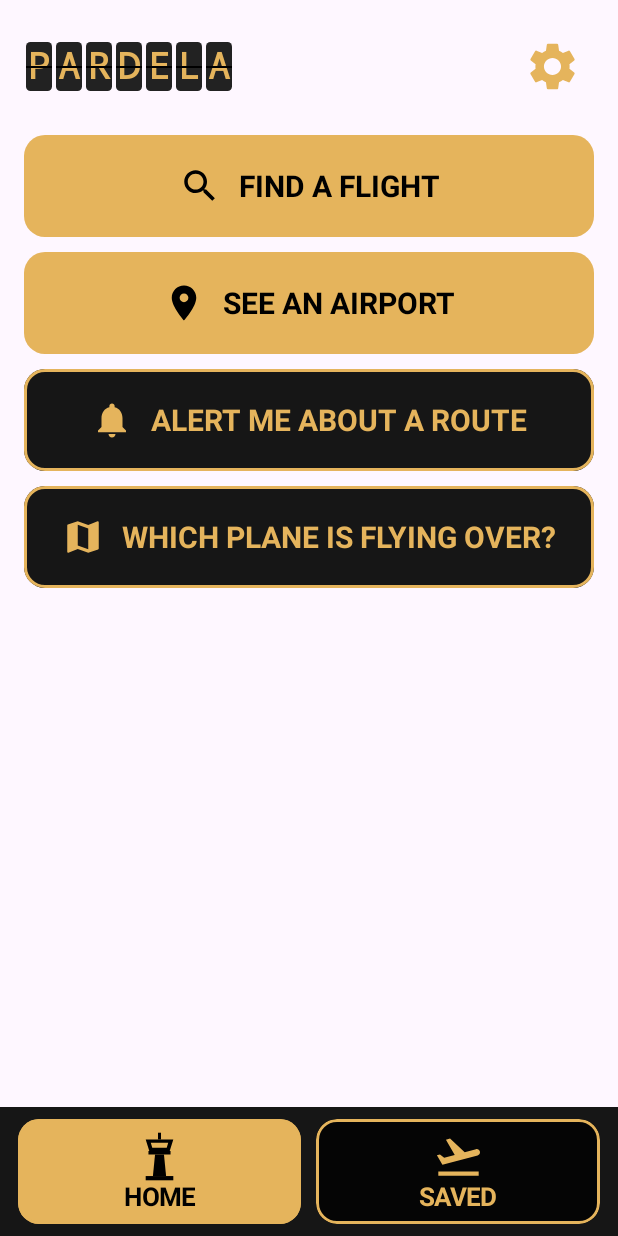
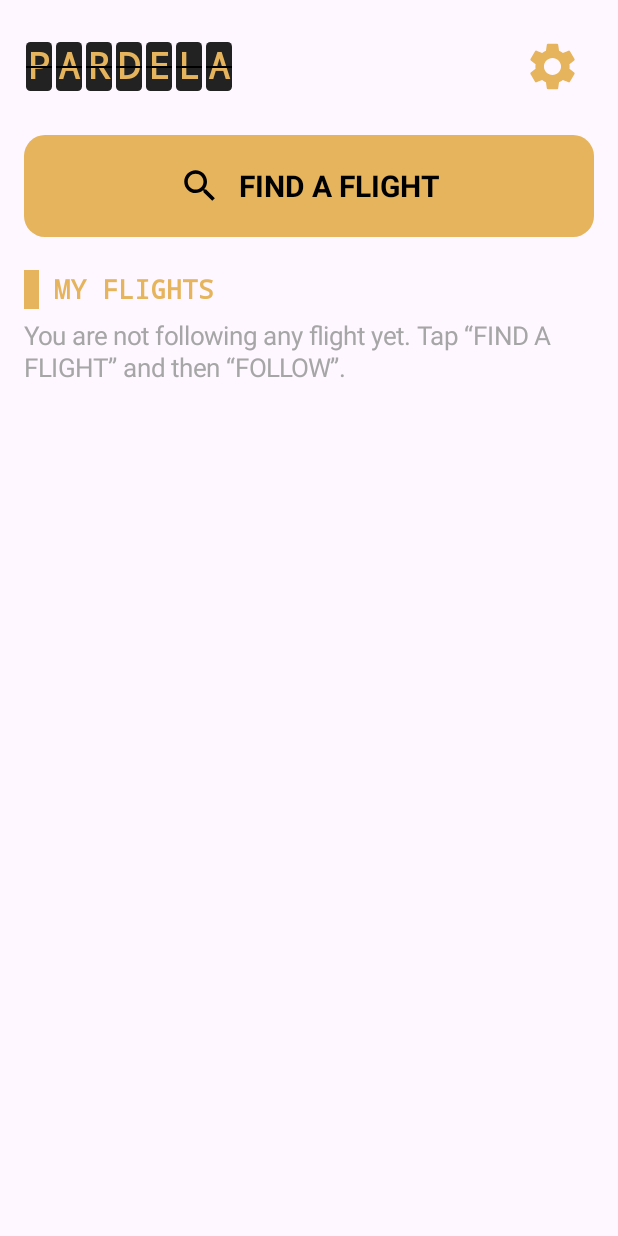
Before and after one commit to cruzpazv/pardela, an Android app built with Jetpack Compose: the composable Inicio shown on its own in the app's theme, on a phone screen of 412 x 824 dp. Run offline under Robolectric (Android 15) with nearby library versions, the phone set to English and light mode, and no system bars; pictures from the network do not load.

Commit message:
Simple mode and lighter split-flap tiles
- Optional simple mode (Settings > Appearance): one Home screen with
  "Find a flight" and the followed flights; search by number only; the
  flight screen hides the map, aircraft details and external links.
- Tiles without animation are now a plain box with no animation state,
  and boards with more than 20 flights don't animate, to avoid jank on
  modest phones.

Co-Authored-By: Claude Opus 5.5 <noreply@anthropic.com>

```diff
--- a/app/src/main/java/io/github/cruzpazv/pardela/data/Modelos.kt
+++ b/app/src/main/java/io/github/cruzpazv/pardela/data/Modelos.kt
@@ -171,6 +171,8 @@ data class Ajustes(
     val idioma: String = "",
     // Ocultar vuelos sin pasajeros (posicionamientos de las filiales de Binter).
     val ocultarPosicionamiento: Boolean = false,
+    // Modo sencillo: solo buscar, seguir y escuchar vuelos.
+    val modoSencillo: Boolean = false,
 )
 
 @Serializable
--- a/app/src/main/java/io/github/cruzpazv/pardela/ui/Ajustes.kt
+++ b/app/src/main/java/io/github/cruzpazv/pardela/ui/Ajustes.kt
@@ -142,6 +142,7 @@ fun AjustesSeccion(seccion: SeccionAjustes, atras: () -> Unit) {
         Cabecera(titulo, atras)
         when (seccion) {
             SeccionAjustes.ASPECTO -> {
+                Interruptor(tx(R.string.modo_sencillo), aj.modoSencillo, tx(R.string.modo_sencillo_detalle)) { v -> ajustar { it.copy(modoSencillo = v) } }
                 Interruptor(tx(R.string.letra_grande_2), aj.textoGrande) { v -> ajustar { it.copy(textoGrande = v) } }
                 Interruptor(tx(R.string.animaciones), aj.animaciones, tx(R.string.las_letras_del_tablon_giran_al_cambiar)) { v -> ajustar { it.copy(animaciones = v) } }
                 Interruptor(tx(R.string.colores_para_daltonismo_2), aj.daltonismo, tx(R.string.azul_y_naranja_en_vez_de_verde_y_rojo)) { v -> ajustar { it.copy(daltonismo = v) } }
--- a/app/src/main/java/io/github/cruzpazv/pardela/ui/Buscar.kt
+++ b/app/src/main/java/io/github/cruzpazv/pardela/ui/Buscar.kt
@@ -177,7 +177,10 @@ fun BuscarVuelo(e: EstadoBusqueda, atras: () -> Unit, abrir: (Vuelo) -> Unit) {
 
     Column(Modifier.fillMaxSize().padding(16.dp)) {
         Cabecera(tx(R.string.buscar_un_vuelo), atras)
-        Row(horizontalArrangement = Arrangement.spacedBy(8.dp)) {
+        // Modo sencillo: solo por número.
+        val sencillo = Almacen.ajustes.modoSencillo
+        LaunchedEffect(sencillo) { if (sencillo) porTrayecto = false }
+        if (!sencillo) Row(horizontalArrangement = Arrangement.spacedBy(8.dp)) {
             listOf(false to tx(R.string.por_numero), true to tx(R.string.por_trayecto)).forEach { (t, nombre) ->
                 val sel = t == porTrayecto
                 Box(
--- a/app/src/main/java/io/github/cruzpazv/pardela/ui/Detalle.kt
+++ b/app/src/main/java/io/github/cruzpazv/pardela/ui/Detalle.kt
@@ -166,7 +166,8 @@ fun Detalle(inicial: Vuelo, atras: () -> Unit, verHistorial: (Avion) -> Unit, ve
         }
 
         Progreso(v)
-        if (hayMapa(v)) MapaPequeno(v) { verMapa(v) }
+        val sencillo = datos.ajustes.modoSencillo
+        if (hayMapa(v) && !sencillo) MapaPequeno(v) { verMapa(v) }
 
         if (v.conHorarios) {
             Seccion(tx(R.string.salida))
@@ -196,6 +197,8 @@ fun Detalle(inicial: Vuelo, atras: () -> Unit, verHistorial: (Avion) -> Unit, ve
         }
         if (esteVigilado || Repositorio.radarUtil(v) || v.estado.terminado) Texto(tx(R.string.aviso_fijo_en_la_pantalla_del_movil_qu), 15, C.gris, modifier = Modifier.padding(4.dp))
 
+        // Modo sencillo: sin ficha del avión ni enlaces a otras webs.
+        if (!sencillo) {
         Spacer(Modifier.height(12.dp))
         BotonSecundario(if (verAvion) tx(R.string.ocultar_el_avion) else tx(R.string.ver_el_avion), icono = Icons.Default.Info) { verAvion = !verAvion }
         if (verAvion) FichaAvion(v, conAvion, verHistorial)
@@ -208,6 +211,7 @@ fun Detalle(inicial: Vuelo, atras: () -> Unit, verHistorial: (Avion) -> Unit, ve
                     runCatching { ctx.startActivity(Intent(Intent.ACTION_VIEW, Uri.parse(url))) }
                 }
             }
+        }
         }
         Spacer(Modifier.height(30.dp))
     }
--- a/app/src/main/java/io/github/cruzpazv/pardela/ui/Inicio.kt
+++ b/app/src/main/java/io/github/cruzpazv/pardela/ui/Inicio.kt
@@ -93,6 +93,7 @@ fun Inicio(ir: (Pantalla) -> Unit) {
     LaunchedEffect(Unit) { refrescarTodo(forzar = false) }
 
     var guardados by Pantalla.Inicio.guardados
+    val sencillo = datos.ajustes.modoSencillo
 
     Column(Modifier.fillMaxSize()) {
     Column(Modifier.weight(1f).verticalScroll(rememberScrollState()).padding(16.dp)) {
@@ -111,7 +112,25 @@ fun Inicio(ir: (Pantalla) -> Unit) {
             }
         }
 
-        if (!guardados) {
+        val misVuelos: @Composable () -> Unit = {
+        Row(verticalAlignment = Alignment.CenterVertically) {
+            Box(Modifier.weight(1f)) { Seccion(tx(R.string.mis_vuelos)) }
+            if (datos.vuelos.isNotEmpty()) IconButton(onClick = { refrescarTodo() }, modifier = Modifier.padding(top = 14.dp)) {
+                Icon(Icons.Default.Refresh, tx(R.string.actualizar), tint = if (cargando) C.gris else C.ambar, modifier = Modifier.size(32.dp))
+            }
+        }
+        if (datos.vuelos.isEmpty()) Texto(tx(R.string.aun_no_sigue_ningun_vuelo_pulse_buscar), 17, C.gris)
+        datos.vuelos.forEach { s -> s.ultimo?.let { v -> FilaVuelo(v, salidas = true) { ir(Pantalla.Detalle(v)) } } }
+
+        }
+        when {
+            // Modo sencillo: una sola pantalla con buscar y sus vuelos, sin pestañas.
+            sencillo -> {
+                Spacer(Modifier.height(18.dp))
+                Boton(tx(R.string.buscar_un_vuelo), icono = Icons.Default.Search) { ir(Pantalla.BuscarVuelo()) }
+                misVuelos()
+            }
+            !guardados -> {
         Spacer(Modifier.height(18.dp))
         Boton(tx(R.string.buscar_un_vuelo), icono = Icons.Default.Search) { ir(Pantalla.BuscarVuelo()) }
         Spacer(Modifier.height(10.dp))
@@ -120,16 +139,9 @@ fun Inicio(ir: (Pantalla) -> Unit) {
         BotonSecundario(tx(R.string.avisarme_de_un_trayecto), icono = Icons.Default.Notifications) { ir(Pantalla.BuscarAeropuerto("")) }
         Spacer(Modifier.height(10.dp))
         BotonSecundario(tx(R.string.que_avion_pasa_por_aqui), icono = ImageVector.vectorResource(R.drawable.ic_mapa)) { ir(Pantalla.Cerca(null, null, tx(R.string.aviones_cerca_de_usted))) }
-        } else {
-
-        Row(verticalAlignment = Alignment.CenterVertically) {
-            Box(Modifier.weight(1f)) { Seccion(tx(R.string.mis_vuelos)) }
-            if (datos.vuelos.isNotEmpty()) IconButton(onClick = { refrescarTodo() }, modifier = Modifier.padding(top = 14.dp)) {
-                Icon(Icons.Default.Refresh, tx(R.string.actualizar), tint = if (cargando) C.gris else C.ambar, modifier = Modifier.size(32.dp))
             }
-        }
-        if (datos.vuelos.isEmpty()) Texto(tx(R.string.aun_no_sigue_ningun_vuelo_pulse_buscar), 17, C.gris)
-        datos.vuelos.forEach { s -> s.ultimo?.let { v -> FilaVuelo(v, salidas = true) { ir(Pantalla.Detalle(v)) } } }
+            else -> {
+        misVuelos()
 
         Seccion(tx(R.string.mis_aeropuertos))
         if (datos.aeropuertos.isEmpty()) Texto(tx(R.string.guarde_aqui_los_aeropuertos_que_mira_a), 17, C.gris)
@@ -160,11 +172,13 @@ fun Inicio(ir: (Pantalla) -> Unit) {
             }
         }
 
+            }
         }
         Spacer(Modifier.height(30.dp))
     }
 
     // Pestañas abajo, fijas (al alcance del pulgar): torre de control = inicio; avión despegando = guardados.
+    if (!sencillo) {
     val total = datos.vuelos.size + datos.aeropuertos.size + datos.trayectos.size
     Row(
         Modifier.fillMaxWidth().background(C.panel).padding(horizontal = 12.dp, vertical = 8.dp),
@@ -185,6 +199,7 @@ fun Inicio(ir: (Pantalla) -> Unit) {
                 Texto(nombre, 17, color, FontWeight.Bold, lineas = 1)
             }
         }
+    }
     }
     }
 
--- a/app/src/main/java/io/github/cruzpazv/pardela/ui/Tablon.kt
+++ b/app/src/main/java/io/github/cruzpazv/pardela/ui/Tablon.kt
@@ -47,6 +47,7 @@ import androidx.compose.material3.OutlinedTextFieldDefaults
 import androidx.compose.material3.Switch
 import androidx.compose.material3.SwitchDefaults
 import androidx.compose.runtime.Composable
+import androidx.compose.runtime.CompositionLocalProvider
 import androidx.compose.runtime.LaunchedEffect
 import androidx.compose.runtime.collectAsState
 import androidx.compose.runtime.getValue
@@ -137,7 +138,9 @@ fun Tablon(iata: String, e: EstadoTablon, atras: () -> Unit, verCerca: (Pantalla
             err != null -> AvisoError(err)
             vuelos == null -> Cargando()
             vuelos.isEmpty() -> Texto(tx(R.string.no_hay_vuelos_que_mostrar_ahora), 18, C.gris, modifier = Modifier.padding(16.dp))
-            else -> LazyColumn(state = e.scroll) { items(vuelos) { v -> FilaVuelo(v, esSalidas, conFecha = false) { abrir(v) } } }
+            else -> CompositionLocalProvider(Animar provides (Animar.current && vuelos.size <= 20)) {
+                LazyColumn(state = e.scroll) { items(vuelos) { v -> FilaVuelo(v, esSalidas, conFecha = false) { abrir(v) } } }
+            }
         }
     }
 }
--- a/app/src/main/res/values/strings.xml
+++ b/app/src/main/res/values/strings.xml
@@ -375,4 +375,6 @@
     <string name="parar">"■ STOP"</string>
     <string name="falta_voz_x">"The phone does not have the %1$s voice installed, so it cannot read aloud in this language."</string>
     <string name="instalar_la_voz">"INSTALL THE VOICE"</string>
+    <string name="modo_sencillo">"SIMPLE MODE"</string>
+    <string name="modo_sencillo_detalle">"Only the essentials: find a flight, follow it and listen to it. Hides maps, airports, routes and aircraft details."</string>
 </resources>
```
Also changed, not shown: app/src/main/java/io/github/cruzpazv/pardela/ui/Tablero.kt (+14 -0 lines), 4 other files.
